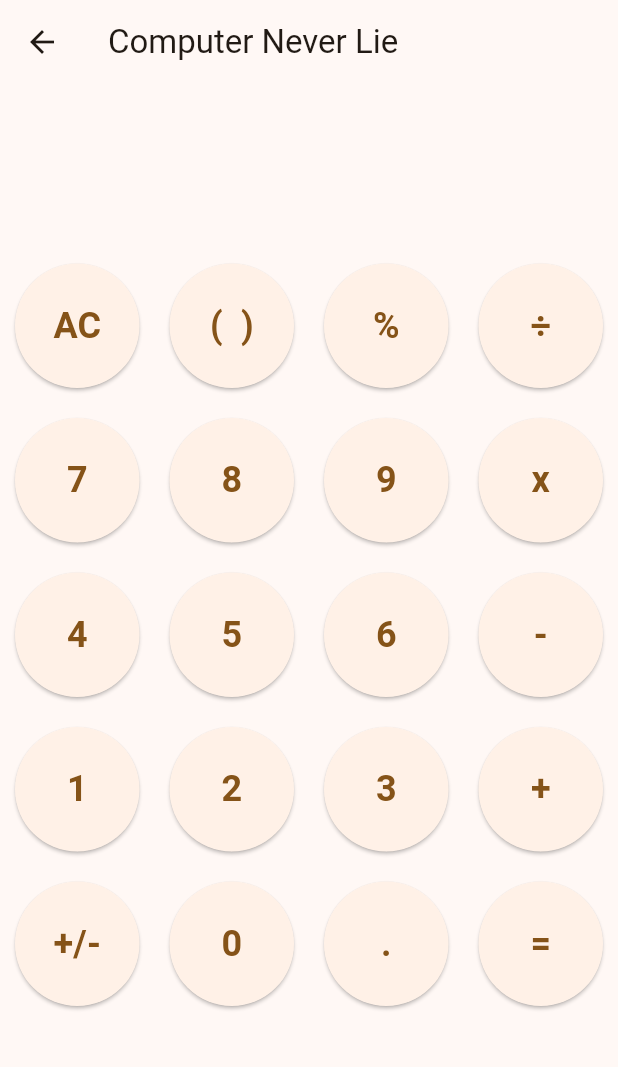
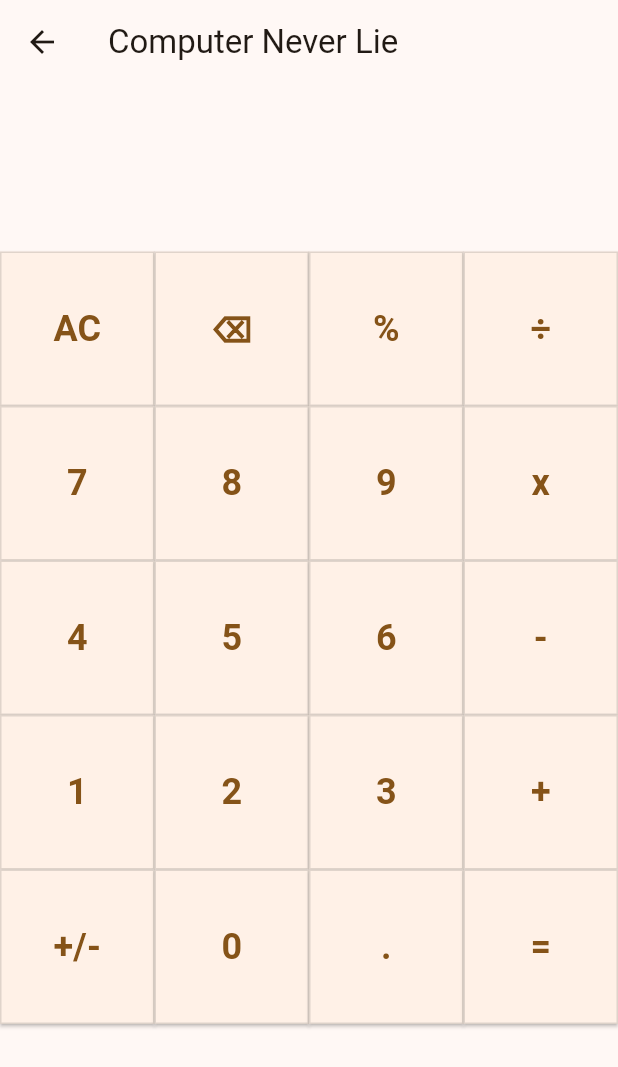
Before and after one commit to Molazem/Multi_Provider_Example, a Flutter app: the screen it shows after launch, in the side drawer, after a tap on "Arithmetic Calculator", on a phone screen of 412 x 824 dp. Shown: the top 1067 px of the screen. Run offline on Flutter 3.47's test engine with Material 3 defaults, Android fonts, the phone set to English and light mode, and no system bars.

Commit message:
Last but not least update!!

```diff
--- /dev/null
+++ b/devtools_options.yaml
@@ -0,0 +1 @@
+extensions:
--- a/lib/Screens/cal_page.dart
+++ b/lib/Screens/cal_page.dart
@@ -9,7 +9,7 @@ class CalculatorPage extends StatelessWidget {
   @override
   Widget build(BuildContext context) {
     List<String> theButtonsValue = [
-      'AC','(  )','%','÷',
+      'AC','⌫','%','÷',
       '7','8','9','x',
       '4','5','6','-',
       '1','2','3','+',
@@ -23,20 +23,33 @@ class CalculatorPage extends StatelessWidget {
       body: SafeArea(
           child: Column(
                     children: [
-                        Expanded(child: Padding(
+                        Padding(
+                          padding: const EdgeInsets.all(10.0),
+                          child: Align(
+                            alignment: Alignment.topLeft,
+                            child: Text(theCalProvider.thePreviousNumber, style: const TextStyle(
+                              fontSize: 18,
+                              fontWeight: FontWeight.w500,
+                              color: Colors.black54
+                            ) ),
+                          ),
+                        ), Expanded(
+                        child: Padding(
                           padding: const EdgeInsets.all(10.0),
                           child: Align(
                             alignment: Alignment.topLeft,
                             child: Text(theCalProvider.displayNumber, style: const TextStyle(
-                              fontSize: 26,
-                              fontWeight: FontWeight.w500
+                                fontSize: 26,
+                                fontWeight: FontWeight.w500
                             ) ),
                           ),
-                        )),
+                        ),
+                      ),
                         Expanded(
-                            flex: 6,
+                            flex: 10,
                             child: GridView.builder(
                                 itemCount: theButtonsValue.length,
+                                shrinkWrap: true,
                                 physics: const NeverScrollableScrollPhysics(),
                                 gridDelegate: const SliverGridDelegateWithFixedCrossAxisCount(crossAxisCount: 4),
                             itemBuilder: (context, index){
@@ -55,15 +68,21 @@ class CalButton extends StatelessWidget {
 
   @override
   Widget build(BuildContext context) {
+    String theValue = (value == '+/-')?'pn':value;
     var theInnerCalProvider = Provider.of<CalLogic>(context);
-    return Padding(
-        padding: const EdgeInsets.all(10.0),
-      child: ElevatedButton(onPressed: () => theInnerCalProvider.handleInput(value) ,child: Expanded(
-        child: Text(value, style:  const  TextStyle(
-            fontSize: 24,
-            fontWeight: FontWeight.bold
-        ),),
-      )),
-    );
+    return ElevatedButton(
+        onPressed: () => theInnerCalProvider.handleInput(theValue),
+        style: ElevatedButton.styleFrom(
+            shape: const RoundedRectangleBorder(
+            borderRadius: BorderRadius.zero,
+            side: BorderSide(
+                color: Colors.black12
+                      )
+                  ),
+                  )
+        ,child: Text(value, style:  const  TextStyle(
+        fontSize: 24,
+        fontWeight: FontWeight.bold
+    ),));
   }
 }
```
Also changed, not shown: lib/Logic/calculator_logic.dart (+52 -14 lines), lib/Logic/converter_logic.dart (+8 -2 lines), lib/Screens/converter_page.dart (+10 -6 lines).
